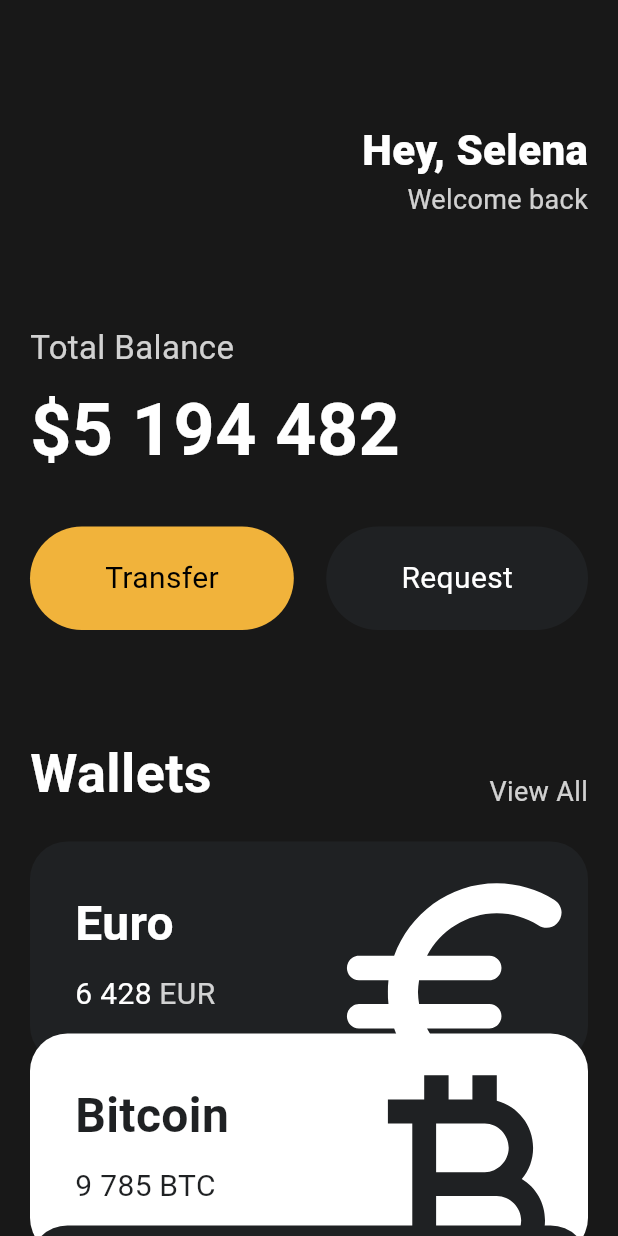
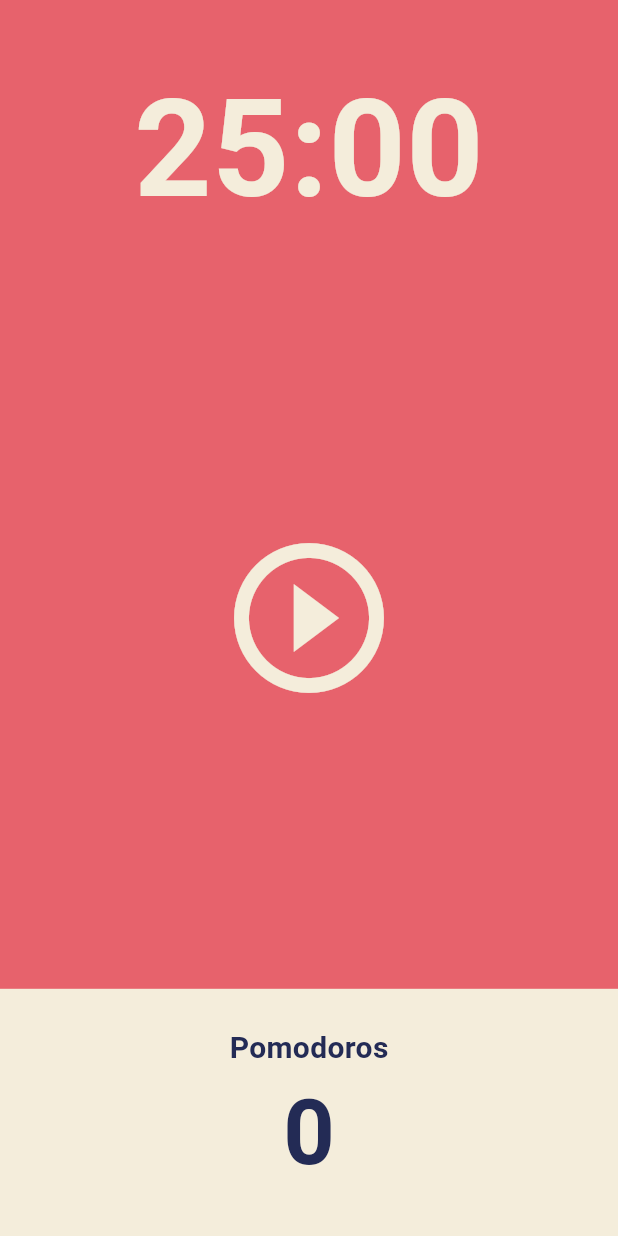
Before and after one commit to siheon0411/toonflix, a Flutter app: the screen it shows after launch, on a phone screen of 412 x 824 dp. Run offline on Flutter 3.47's test engine with Material 3 defaults, Android fonts, the phone set to English and light mode, and no system bars.

Commit message:
start making Pomodoro app

```diff
--- /dev/null
+++ b/lib/currencyapp_main.dart
@@ -0,0 +1,149 @@
+import 'package:flutter/material.dart';
+import 'package:toonflix/widgets/button.dart';
+import 'package:toonflix/widgets/currency_card.dart';
+
+void main() {
+  runApp(const App());
+}
+
+class App extends StatelessWidget {
+  const App({super.key});
+
+  @override
+  Widget build(BuildContext context) {
+    return MaterialApp(
+      home: Scaffold(
+        backgroundColor: const Color(0xFF181818),
+        body: SingleChildScrollView(
+          child: Padding(
+            padding: const EdgeInsets.symmetric(
+              horizontal: 20,
+            ),
+            child: Column(
+              crossAxisAlignment: CrossAxisAlignment.start,
+              children: [
+                const SizedBox(
+                  height: 80,
+                ),
+                Row(
+                  mainAxisAlignment: MainAxisAlignment.end,
+                  children: [
+                    Column(
+                      crossAxisAlignment: CrossAxisAlignment.end,
+                      children: [
+                        const Text(
+                          'Hey, Selena',
+                          style: TextStyle(
+                            color: Colors.white,
+                            fontSize: 28,
+                            fontWeight: FontWeight.w800,
+                          ),
+                        ),
+                        Text(
+                          'Welcome back',
+                          style: TextStyle(
+                            color: Colors.white.withOpacity(0.8),
+                            fontSize: 18,
+                          ),
+                        ),
+                      ],
+                    )
+                  ],
+                ),
+                const SizedBox(
+                  height: 70,
+                ),
+                Text(
+                  'Total Balance',
+                  style: TextStyle(
+                    color: Colors.white.withOpacity(0.8),
+                    fontSize: 22,
+                  ),
+                ),
+                const SizedBox(
+                  height: 5,
+                ),
+                const Text(
+                  '\$5 194 482',
+                  style: TextStyle(
+                    color: Colors.white,
+                    fontSize: 48,
+                    fontWeight: FontWeight.w600,
+                  ),
+                ),
+                const SizedBox(
+                  height: 30,
+                ),
+                const Row(
+                  mainAxisAlignment: MainAxisAlignment.spaceBetween,
+                  children: [
+                    Button(
+                      text: "Transfer",
+                      bgColor: Color(0xFFF1B33B),
+                      textColor: Colors.black,
+                    ),
+                    Button(
+                      text: "Request",
+                      bgColor: Color(0xFF1F2123),
+                      textColor: Colors.white,
+                    ),
+                  ],
+                ),
+                const SizedBox(
+                  height: 70,
+                ),
+                Row(
+                  crossAxisAlignment: CrossAxisAlignment.end,
+                  mainAxisAlignment: MainAxisAlignment.spaceBetween,
+                  children: [
+                    const Text(
+                      'Wallets',
+                      style: TextStyle(
+                          color: Colors.white,
+                          fontSize: 36,
+                          fontWeight: FontWeight.w600),
+                    ),
+                    Text(
+                      'View All',
+                      style: TextStyle(
+                        color: Colors.white.withOpacity(0.8),
+                        fontSize: 18,
+                      ),
+                    ),
+                  ],
+                ),
+                const SizedBox(
+                  height: 20,
+                ),
+                const CurrencyCard(
+                  name: 'Euro',
+                  code: 'EUR',
+                  amount: '6 428',
+                  icon: Icons.euro_rounded,
+                  isInverted: false,
+                  order: 1,
+                ),
+                const CurrencyCard(
+                  name: 'Bitcoin',
+                  code: 'BTC',
+                  amount: '9 785',
+                  icon: Icons.currency_bitcoin,
+                  isInverted: true,
+                  order: 2,
+                ),
+                const CurrencyCard(
+                  name: 'Dollar',
+                  code: 'USD',
+                  amount: '428',
+                  icon: Icons.attach_money_outlined,
+                  isInverted: false,
+                  order: 3,
+                ),
+              ],
+            ),
+          ),
+        ),
+      ),
+    );
+  }
+}
--- a/lib/main.dart
+++ b/lib/main.dart
@@ -1,6 +1,5 @@
 import 'package:flutter/material.dart';
-import 'package:toonflix/widgets/button.dart';
-import 'package:toonflix/widgets/currency_card.dart';
+import 'package:toonflix/screens/home_screen.dart';
 
 void main() {
   runApp(const App());
@@ -12,138 +11,18 @@ class App extends StatelessWidget {
   @override
   Widget build(BuildContext context) {
     return MaterialApp(
-      home: Scaffold(
-        backgroundColor: const Color(0xFF181818),
-        body: SingleChildScrollView(
-          child: Padding(
-            padding: const EdgeInsets.symmetric(
-              horizontal: 20,
-            ),
-            child: Column(
-              crossAxisAlignment: CrossAxisAlignment.start,
-              children: [
-                const SizedBox(
-                  height: 80,
-                ),
-                Row(
-                  mainAxisAlignment: MainAxisAlignment.end,
-                  children: [
-                    Column(
-                      crossAxisAlignment: CrossAxisAlignment.end,
-                      children: [
-                        const Text(
-                          'Hey, Selena',
-                          style: TextStyle(
-                            color: Colors.white,
-                            fontSize: 28,
-                            fontWeight: FontWeight.w800,
-                          ),
-                        ),
-                        Text(
-                          'Welcome back',
-                          style: TextStyle(
-                            color: Colors.white.withOpacity(0.8),
-                            fontSize: 18,
-                          ),
-                        ),
-                      ],
-                    )
-                  ],
-                ),
-                const SizedBox(
-                  height: 70,
-                ),
-                Text(
-                  'Total Balance',
-                  style: TextStyle(
-                    color: Colors.white.withOpacity(0.8),
-                    fontSize: 22,
-                  ),
-                ),
-                const SizedBox(
-                  height: 5,
-                ),
-                const Text(
-                  '\$5 194 482',
-                  style: TextStyle(
-                    color: Colors.white,
-                    fontSize: 48,
-                    fontWeight: FontWeight.w600,
-                  ),
-                ),
-                const SizedBox(
-                  height: 30,
-                ),
-                const Row(
-                  mainAxisAlignment: MainAxisAlignment.spaceBetween,
-                  children: [
-                    Button(
-                      text: "Transfer",
-                      bgColor: Color(0xFFF1B33B),
-                      textColor: Colors.black,
-                    ),
-                    Button(
-                      text: "Request",
-                      bgColor: Color(0xFF1F2123),
-                      textColor: Colors.white,
-                    ),
-                  ],
-                ),
-                const SizedBox(
-                  height: 70,
-                ),
-                Row(
-                  crossAxisAlignment: CrossAxisAlignment.end,
-                  mainAxisAlignment: MainAxisAlignment.spaceBetween,
-                  children: [
-                    const Text(
-                      'Wallets',
-                      style: TextStyle(
-                          color: Colors.white,
-                          fontSize: 36,
-                          fontWeight: FontWeight.w600),
-                    ),
-                    Text(
-                      'View All',
-                      style: TextStyle(
-                        color: Colors.white.withOpacity(0.8),
-                        fontSize: 18,
-                      ),
-                    ),
-                  ],
-                ),
-                const SizedBox(
-                  height: 20,
-                ),
-                const CurrencyCard(
-                  name: 'Euro',
-                  code: 'EUR',
-                  amount: '6 428',
-                  icon: Icons.euro_rounded,
-                  isInverted: false,
-                  order: 1,
-                ),
-                const CurrencyCard(
-                  name: 'Bitcoin',
-                  code: 'BTC',
-                  amount: '9 785',
-                  icon: Icons.currency_bitcoin,
-                  isInverted: true,
-                  order: 2,
-                ),
-                const CurrencyCard(
-                  name: 'Dollar',
-                  code: 'USD',
-                  amount: '428',
-                  icon: Icons.attach_money_outlined,
-                  isInverted: false,
-                  order: 3,
-                ),
-              ],
-            ),
+      theme: ThemeData(
+        colorScheme: ColorScheme.fromSwatch(
+          backgroundColor: const Color(0xFFE7626C),
+        ),
+        textTheme: const TextTheme(
+          displayLarge: TextStyle(
+            color: Color(0xFF232B55),
           ),
         ),
+        cardColor: const Color(0xFFF4EDDB),
       ),
+      home: const HomeScreen(),
     );
   }
 }
--- /dev/null
+++ b/lib/screens/home_screen.dart
@@ -0,0 +1,82 @@
+import 'package:flutter/material.dart';
+
+class HomeScreen extends StatefulWidget {
+  const HomeScreen({super.key});
+
+  @override
+  State<HomeScreen> createState() => _HomeScreenState();
+}
+
+class _HomeScreenState extends State<HomeScreen> {
+  @override
+  Widget build(BuildContext context) {
+    return Scaffold(
+      backgroundColor: Theme.of(context).colorScheme.background,
+      body: Column(
+        children: [
+          Flexible(
+            flex: 1,
+            child: Container(
+              alignment: Alignment.bottomCenter,
+              child: Text(
+                '25:00',
+                style: TextStyle(
+                    color: Theme.of(context).cardColor,
+                    fontSize: 90,
+                    fontWeight: FontWeight.w600),
+              ),
+            ),
+          ),
+          Flexible(
+            flex: 3,
+            child: Center(
+              child: IconButton(
+                onPressed: () {},
+                icon: const Icon(Icons.play_circle_outline),
+                iconSize: 120,
+                color: Theme.of(context).cardColor,
+              ),
+            ),
+          ),
+          Flexible(
+            flex: 1,
+            child: Row(
+              children: [
+                Expanded(
+                  child: Container(
+                    decoration: BoxDecoration(
+                      color: Theme.of(context).cardColor,
+                    ),
+                    child: Column(
+                      mainAxisAlignment: MainAxisAlignment.center,
+                      children: [
+                        Text(
+                          'Pomodoros',
+                          style: TextStyle(
+                            fontSize: 20,
+                            fontWeight: FontWeight.w600,
+                            color:
+                                Theme.of(context).textTheme.displayLarge!.color,
+                          ),
+                        ),
+                        Text(
+                          '0',
+                          style: TextStyle(
+                            fontSize: 60,
+                            fontWeight: FontWeight.w600,
+                            color:
+                                Theme.of(context).textTheme.displayLarge!.color,
+                          ),
+                        ),
+                      ],
+                    ),
+                  ),
+                ),
+              ],
+            ),
+          ),
+        ],
+      ),
+    );
+  }
+}
```
